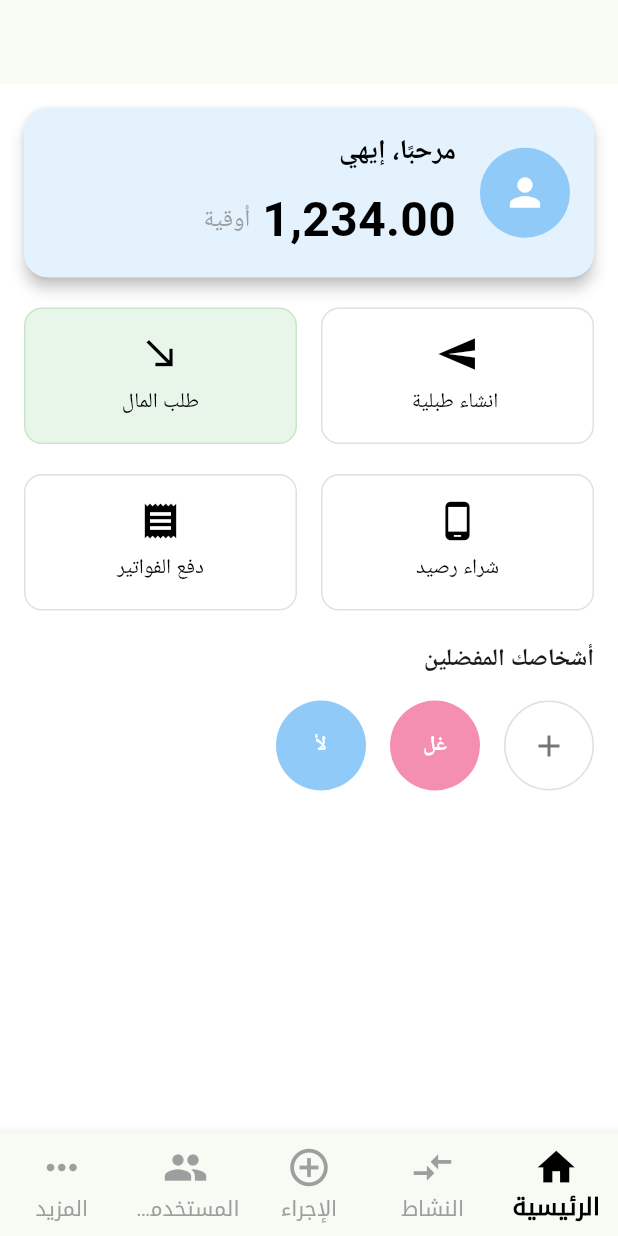
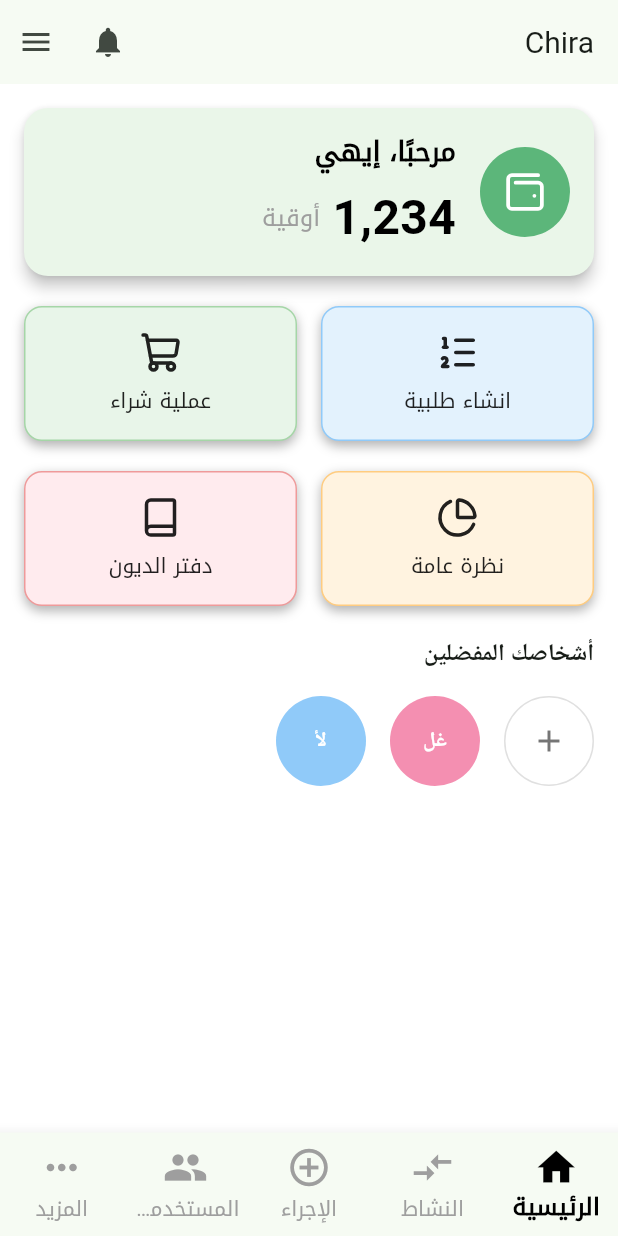
Before and after one commit to abdallahilili/chiara, a Flutter app: the screen it shows once a user with an empty profile is signed in, on a phone screen of 412 x 824 dp. Run offline on Flutter 3.47's test engine with Material 3 defaults, Android fonts, the light colour scheme and no system bars; our stand-ins replace cloud_firestore, country_picker, firebase_auth, firebase_core, firebase_messaging, get and 3 more; accounts and stored records are empty; project files that could hold a hidden picture were left out.

Commit message:
design page home

```diff
--- a/lib/common/widgets/custom_input.dart
+++ b/lib/common/widgets/custom_input.dart
@@ -1,4 +1,3 @@
-import 'package:chira/common/utils/colors.dart';
 import 'package:flutter/material.dart';
 
 class CustomInput extends StatelessWidget {
--- a/lib/features/home/screen/home_screen.dart
+++ b/lib/features/home/screen/home_screen.dart
@@ -1,6 +1,9 @@
+import 'package:chira/common/utils/colors.dart';
+import 'package:chira/features/home/widgets/action_button_widget.dart';
 import 'package:chira/features/orders/screens/create_order_page.dart';
 import 'package:flutter/material.dart';
 import 'package:chira/features/home/widgets/custom_bottom_nav_bar.dart';
+import 'package:lucide_icons/lucide_icons.dart';
 
 class HomePage extends StatelessWidget {
   @override
@@ -9,7 +12,27 @@ class HomePage extends StatelessWidget {
       textDirection:
           TextDirection.rtl, // Définit la direction du texte de droite à gauche
       child: Scaffold(
-        appBar: AppBar(),
+        appBar: AppBar(
+          title: const Text(
+            'Chira',
+            style: TextStyle(fontSize: 20, fontFamily: 'Droid'),
+          ),
+          actions: [
+            IconButton(
+              icon: const Icon(Icons.notifications),
+              onPressed: () {
+                // Action pour ouvrir les notifications
+              },
+            ),
+            IconButton(
+              icon: const Icon(Icons.menu),
+              onPressed: () {
+                // Action pour ouvrir le menu
+              },
+            ),
+          ],
+        ),
+
         backgroundColor: Colors.white,
         body: SafeArea(
           child: Padding(
@@ -24,16 +47,16 @@ class HomePage extends StatelessWidget {
                     borderRadius: BorderRadius.circular(16),
                   ),
                   margin: EdgeInsets.zero,
-                  color: Colors.blue[50],
-                  child: Padding(
-                    padding: const EdgeInsets.all(16.0),
+                  color: const Color(0xFFEAF6E9),
+                  child: const Padding(
+                    padding: EdgeInsets.all(16.0),
                     child: Row(
                       children: [
                         CircleAvatar(
                           radius: 30,
-                          backgroundColor: Colors.blue[200],
-                          child:
-                              Icon(Icons.person, size: 30, color: Colors.white),
+                          backgroundColor: greenCustomColor,
+                          child: Icon(LucideIcons.wallet2,
+                              size: 30, color: Colors.white),
                         ),
                         SizedBox(width: 16),
                         Column(
@@ -45,17 +68,19 @@ class HomePage extends StatelessWidget {
                                 fontSize: 18,
                                 fontWeight: FontWeight.bold,
                                 color: Colors.black,
+                                fontFamily: 'Droid',
                               ),
                             ),
                             SizedBox(height: 8),
                             Row(
                               children: [
                                 Text(
-                                  '1,234.00',
+                                  '1,234',
                                   style: TextStyle(
                                     fontSize: 32,
                                     fontWeight: FontWeight.bold,
                                     color: Colors.black,
+                                    fontFamily: 'Droid',
                                   ),
                                 ),
                                 SizedBox(width: 8),
@@ -64,6 +89,7 @@ class HomePage extends StatelessWidget {
                                   style: TextStyle(
                                     fontSize: 16,
                                     color: Colors.grey,
+                                    fontFamily: 'Droid',
                                   ),
                                 ),
                               ],
@@ -74,80 +100,82 @@ class HomePage extends StatelessWidget {
                     ),
                   ),
                 ),
-                SizedBox(height: 20),
+                const SizedBox(height: 20),
 
                 // Boutons d'action interactifs
                 Row(
                   children: [
                     Expanded(
-                      child: _buildActionButton(
-                        icon: Icons.send,
-                        label: ' انشاء طبلية',
+                      child: ActionButton(
+                        icon: LucideIcons.listOrdered,
+                        label: 'انشاء طلبية',
                         onPressed: () {
                           Navigator.push(
-                              context,
-                              MaterialPageRoute(
-                                  builder: (context) => CreateOrderPage()));
+                            context,
+                            MaterialPageRoute(
+                                builder: (context) => CreateOrderPage()),
+                          );
                         },
-                        backgroundColor: Colors.white,
-                        borderColor: Colors.grey[300],
+                        backgroundColor:
+                            Colors.blue.shade50, // Une légère teinte bleue
+                        borderColor: Colors.blue.shade200,
                       ),
                     ),
-                    SizedBox(width: 16),
+                    const SizedBox(width: 16),
                     Expanded(
-                      child: _buildActionButton(
-                        icon: Icons.call_received,
-                        label: 'طلب المال',
+                      child: ActionButton(
+                        icon: LucideIcons.shoppingCart,
+                        label: 'عملية شراء',
                         onPressed: () {},
                         backgroundColor: Colors.green[50],
-                        borderColor: Colors.green[100],
+                        borderColor: Colors.green[200],
                       ),
                     ),
                   ],
                 ),
-                SizedBox(height: 20),
+                const SizedBox(height: 20),
 
                 // Autres boutons interactifs
                 Row(
                   children: [
                     Expanded(
-                      child: _buildActionButton(
-                        icon: Icons.phone_android,
-                        label: 'شراء رصيد',
+                      child: ActionButton(
+                        icon: LucideIcons.pieChart,
+                        label: 'نظرة عامة',
                         onPressed: () {},
-                        backgroundColor: Colors.white,
-                        borderColor: Colors.grey[300],
+                        backgroundColor: Colors.orange.shade50,
+                        borderColor: Colors.orange.shade200,
                       ),
                     ),
-                    SizedBox(width: 16),
+                    const SizedBox(width: 16),
                     Expanded(
-                      child: _buildActionButton(
-                        icon: Icons.receipt,
-                        label: 'دفع الفواتير',
+                      child: ActionButton(
+                        icon: LucideIcons.book,
+                        label: 'دفتر الديون',
                         onPressed: () {},
-                        backgroundColor: Colors.white,
-                        borderColor: Colors.grey[300],
+                        backgroundColor: Colors.red.shade50,
+                        borderColor: Colors.red.shade200,
                       ),
                     ),
                   ],
                 ),
 
                 // Section des favoris
-                SizedBox(height: 20),
-                Text(
+                const SizedBox(height: 20),
+                const Text(
                   'أشخاصك المفضلين',
                   style: TextStyle(
                     fontSize: 16,
                     fontWeight: FontWeight.bold,
                   ),
                 ),
-                SizedBox(height: 16),
+                const SizedBox(height: 16),
                 Row(
                   children: [
                     _buildAddFavoriteButton(),
-                    SizedBox(width: 16),
+                    const SizedBox(width: 16),
                     _buildFavoriteCircle('غريس ل.', Colors.pink[200]),
-                    SizedBox(width: 16),
+                    const SizedBox(width: 16),
                     _buildFavoriteCircle('لورانس أ.', Colors.blue[200]),
                   ],
                 ),
@@ -157,39 +185,6 @@ class HomePage extends StatelessWidget {
         ),
         bottomNavigationBar:
             CustomBottomNavBar(), // Utilisation du widget séparé
-      ),
-    );
-  }
-
-  Widget _buildActionButton({
-    required IconData icon,
-    required String label,
-    required VoidCallback onPressed,
-    required Color? backgroundColor,
-    required Color? borderColor,
-  }) {
-    return GestureDetector(
-      onTap: onPressed,
-      child: Container(
-        padding: EdgeInsets.symmetric(vertical: 16, horizontal: 16),
-        decoration: BoxDecoration(
-          color: backgroundColor,
-          borderRadius: BorderRadius.circular(12),
-          border: Border.all(color: borderColor ?? Colors.transparent),
-        ),
-        child: Column(
-          children: [
-            Icon(icon, size: 28, color: Colors.black),
-            SizedBox(height: 8),
-            Text(
-              label,
-              style: TextStyle(
-                fontSize: 14,
-                color: Colors.black,
-              ),
-            ),
-          ],
-        ),
       ),
     );
   }
@@ -217,7 +212,7 @@ class HomePage extends StatelessWidget {
       child: Center(
         child: Text(
           initials.split(' ').map((name) => name[0]).join(),
-          style: TextStyle(
+          style: const TextStyle(
             color: Colors.white,
             fontWeight: FontWeight.bold,
           ),
--- /dev/null
+++ b/lib/features/home/widgets/action_button_widget.dart
@@ -0,0 +1,60 @@
+import 'package:flutter/material.dart';
+
+class ActionButton extends StatelessWidget {
+  final IconData icon;
+  final String label;
+  final VoidCallback onPressed;
+  final Color? backgroundColor;
+  final Color? borderColor;
+
+  const ActionButton({
+    Key? key,
+    required this.icon,
+    required this.label,
+    required this.onPressed,
+    required this.backgroundColor,
+    required this.borderColor,
+  }) : super(key: key);
+
+  @override
+  Widget build(BuildContext context) {
+    return Material(
+      color: Colors.transparent,
+      child: InkWell(
+        onTap: onPressed,
+        borderRadius: BorderRadius.circular(12),
+        child: Container(
+          padding: const EdgeInsets.symmetric(vertical: 16, horizontal: 16),
+          decoration: BoxDecoration(
+            color: backgroundColor ?? Colors.white,
+            borderRadius: BorderRadius.circular(12),
+            border: Border.all(color: borderColor ?? Colors.transparent),
+            boxShadow: [
+              BoxShadow(
+                color: Colors.black.withOpacity(0.3),
+                blurRadius: 6,
+                offset: const Offset(0, 3),
+              ),
+            ],
+          ),
+          child: Column(
+            mainAxisSize: MainAxisSize.min,
+            children: [
+              Icon(icon, size: 28, color: Colors.black87),
+              const SizedBox(height: 8),
+              Text(
+                label,
+                style: const TextStyle(
+                  fontSize: 14,
+                  fontWeight: FontWeight.w500,
+                  color: Colors.black87,
+                  fontFamily: 'Droid',
+                ),
+              ),
+            ],
+          ),
+        ),
+      ),
+    );
+  }
+}
--- a/lib/features/orders/screens/create_order_page.dart
+++ b/lib/features/orders/screens/create_order_page.dart
@@ -1,3 +1,4 @@
+import 'package:chira/common/utils/colors.dart';
 import 'package:chira/common/widgets/custom_button.dart';
 import 'package:chira/common/widgets/custom_input.dart';
 import 'package:chira/common/widgets/custom_input_number.dart';
@@ -44,9 +45,9 @@ class _CreateOrderPageState extends State<CreateOrderPage> {
       textDirection: TextDirection.rtl,
       child: Scaffold(
         appBar: AppBar(
-          title: Text('إنشاء طبلية'),
+          title: const Text('إنشاء طبلية'),
           leading: IconButton(
-            icon: Icon(Icons.close),
+            icon: const Icon(Icons.close),
             onPressed: () => Navigator.of(context).pop(),
           ),
         ),
@@ -64,7 +65,7 @@ class _CreateOrderPageState extends State<CreateOrderPage> {
                       hintText: 'المنتج',
                     ),
                   ),
-                  SizedBox(width: 10),
+                  const SizedBox(width: 10),
                   Expanded(
                     child: CustomInputNumber(
                       controller: _quantityController,
@@ -74,16 +75,17 @@ class _CreateOrderPageState extends State<CreateOrderPage> {
                     ),
                   ),
                   IconButton(
-                    icon: Icon(Icons.add_circle, color: Colors.green, size: 40),
+                    icon: const Icon(Icons.add_circle,
+                        color: Colors.green, size: 40),
                     onPressed: _addProduct,
                   ),
                 ],
               ),
 
-              SizedBox(height: 20),
+              const SizedBox(height: 20),
 
               // List of added products
-              Text(
+              const Text(
                 ' المنتجات المضافة',
                 style: TextStyle(
                   fontSize: 16,
@@ -98,7 +100,7 @@ class _CreateOrderPageState extends State<CreateOrderPage> {
                       title: Text(_addedProducts[index]['product']),
                       trailing: Text(_addedProducts[index]['quantity']),
                       leading: IconButton(
-                        icon: Icon(Icons.delete, color: Colors.red),
+                        icon: const Icon(Icons.delete, color: Colors.red),
                         onPressed: () {
                           setState(() {
                             _addedProducts.removeAt(index);
@@ -122,23 +124,29 @@ class _CreateOrderPageState extends State<CreateOrderPage> {
                       );
                     },
                     style: ElevatedButton.styleFrom(
-                        backgroundColor: Colors.green,
-                      ),
-                      child: Text('حفظ'),
+                      backgroundColor:
+                          greenCustomColor, // Couleur de fond vert clair
+                      minimumSize: const Size(150, 50), // Taille ajustée
+                      elevation: 0, // Pas d'ombre
+                      shape: RoundedRectangleBorder(
+                        borderRadius:
+                            BorderRadius.circular(20), // Coins arrondis
                       ),
                     ),
-                  SizedBox(width: 10),
+                    child: const Text(
+                      'إنشاء الطلبية',
+                      style: TextStyle(
+                        fontFamily: 'Droid',
+                        color: whiteColor, // Texte en vert foncé
+                        fontWeight: FontWeight.bold,
+                        fontSize: 24,
+                      ),
+                    ),
+                  )),
+                  const SizedBox(width: 10),
                   Expanded(
                     child:
                         CustomButton(text: 'إلغاء', onPressed: _naviagate_pop),
-
-                    // ElevatedButton(
-                    //   onPressed: () => Navigator.of(context).pop(),
-                    //   style: ElevatedButton.styleFrom(
-                    //     backgroundColor: Colors.red,
-                    //   ),
-                    //   child: Text('إلغاء'),
-                    // ),
                   ),
                 ],
               ),
--- a/pubspec.yaml
+++ b/pubspec.yaml
@@ -46,6 +46,7 @@ dependencies:
   country_picker: ^2.0.27
   supabase_flutter: ^2.8.4
   firebase_messaging: ^15.2.4
+  lucide_icons: ^0.257.0
 
 
 dev_dependencies:
```
Also changed, not shown: lib/main.dart (line endings or trailing spaces), pubspec.lock. Lines whose indentation alone changed are shown as unchanged.
